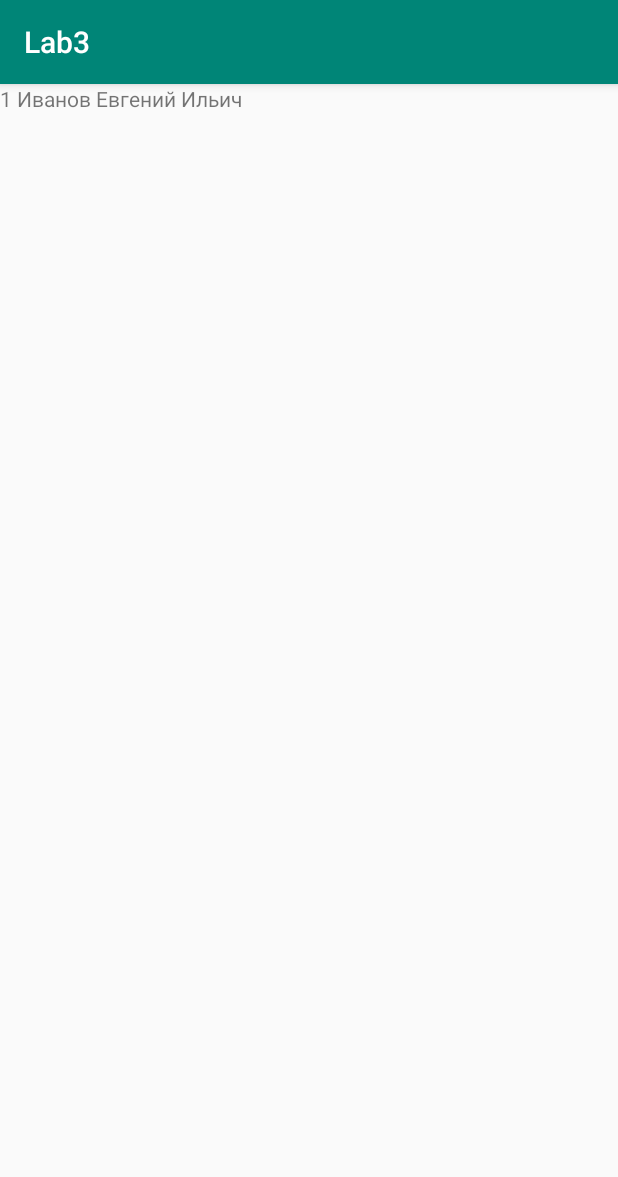
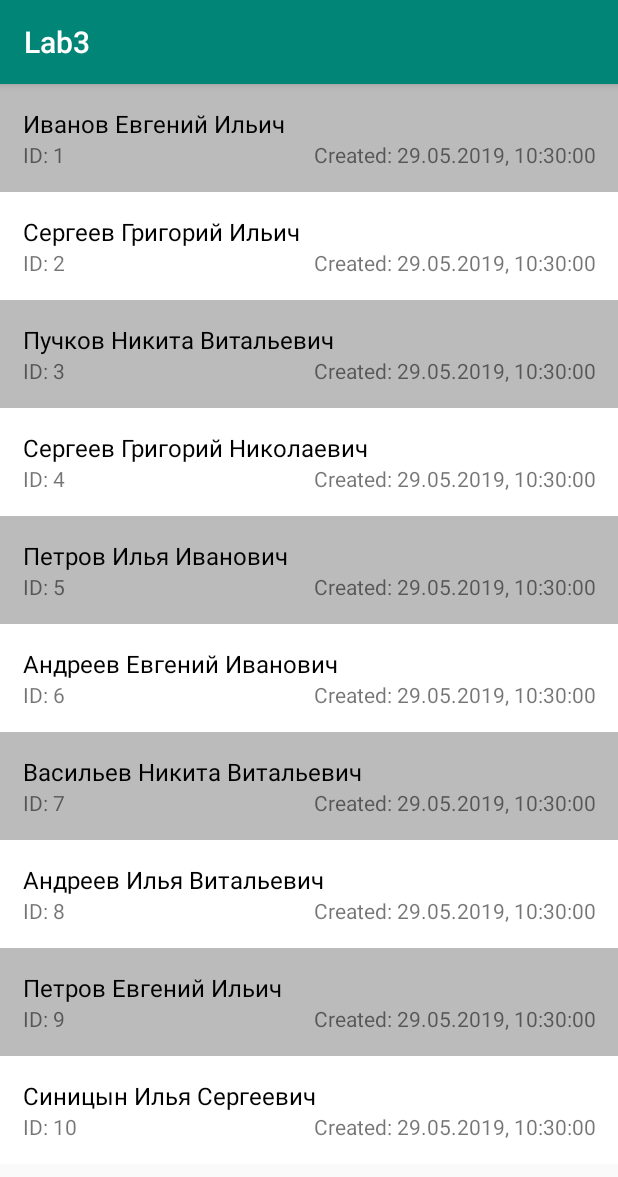
Before and after one commit to DmitryKochetkov/4Term_DevApps, an Android app: the DataActivity screen opened directly, with no data from a screen before it, on a phone screen of 412 x 824 dp. Shown: the top 1177 px of the screen. Run offline under Robolectric (Android 15) with nearby library versions, the phone set to English and light mode, and no system bars.

Commit message:
Lab 3: recycler works

```diff
--- a/Lab3/app/src/main/java/com/dimedrol/lab3/DBHelper.java
+++ b/Lab3/app/src/main/java/com/dimedrol/lab3/DBHelper.java
@@ -64,4 +64,6 @@ public class DBHelper extends SQLiteOpenHelper {
 
         return res;
     }
+
+
 }
--- a/Lab3/app/src/main/java/com/dimedrol/lab3/DataActivity.java
+++ b/Lab3/app/src/main/java/com/dimedrol/lab3/DataActivity.java
@@ -14,8 +14,8 @@ public class DataActivity extends AppCompatActivity {
 
         DBHelper dbHelper = new DBHelper(this);
 
-        //RecyclerView rw = findViewById(R.id.list);
-        TextView rw = findViewById(R.id.list);
-        rw.setText(dbHelper.getStudents().get(0).id + " " + dbHelper.getStudents().get(0).fio);
+        RecyclerView rw = (RecyclerView) findViewById(R.id.list);
+        StudentAdapter adapter = new StudentAdapter(dbHelper.getStudents(), this);
+        rw.setAdapter(adapter);
     }
 }
--- a/Lab3/app/src/main/java/com/dimedrol/lab3/MainActivity.java
+++ b/Lab3/app/src/main/java/com/dimedrol/lab3/MainActivity.java
@@ -20,6 +20,7 @@ public class MainActivity extends AppCompatActivity {
     protected void onCreate(Bundle savedInstanceState) {
         super.onCreate(savedInstanceState);
         setContentView(R.layout.activity_main);
+
 
         for (int i = 0; i < 10; i++)
         {
--- /dev/null
+++ b/Lab3/app/src/main/java/com/dimedrol/lab3/StudentAdapter.java
@@ -0,0 +1,61 @@
+package com.dimedrol.lab3;
+
+import android.content.Context;
+import android.support.annotation.NonNull;
+import android.support.v7.widget.RecyclerView;
+import android.view.LayoutInflater;
+import android.view.View;
+import android.view.ViewGroup;
+import android.widget.TextView;
+
+import java.util.ArrayList;
+
+public class StudentAdapter extends RecyclerView.Adapter<StudentAdapter.ViewHolder> {
+
+    private LayoutInflater inflater;
+    private ArrayList<Student> list;
+
+    public StudentAdapter(ArrayList<Student> list, Context context) {
+        this.list = list;
+        this.inflater = LayoutInflater.from(context);
+    }
+
+    @NonNull
+    @Override
+    public ViewHolder onCreateViewHolder(@NonNull ViewGroup viewGroup, int i) {
+        View v = inflater.inflate(R.layout.list_item, viewGroup, false);
+        return new ViewHolder(v);
+    }
+
+    @Override
+    public void onBindViewHolder(@NonNull ViewHolder viewHolder, int i) {
+        Student student = list.get(i);
+        viewHolder.idTextView.setText("ID: " + student.id);
+        viewHolder.fioTextView.setText(student.fio);
+        viewHolder.dateTextView.setText("Created: " + student.date);
+        if (i % 2 == 0)
+            viewHolder.itemView.setBackgroundResource(R.color.grey);
+        else viewHolder.itemView.setBackgroundResource(R.color.white);
+    }
+
+    @Override
+    public int getItemCount() {
+        return list.size();
+    }
+
+    public static class ViewHolder extends RecyclerView.ViewHolder {
+
+        private final TextView idTextView;
+        private final TextView fioTextView;
+        private final TextView dateTextView;
+
+        public ViewHolder(@NonNull View itemView) {
+            super(itemView);
+            idTextView = itemView.findViewById(R.id.field_id);
+            fioTextView = itemView.findViewById(R.id.field_fio);
+            dateTextView = itemView.findViewById(R.id.field_date);
+        }
+
+    }
+
+}
--- a/Lab3/app/src/main/res/layout/activity_data.xml
+++ b/Lab3/app/src/main/res/layout/activity_data.xml
@@ -1,20 +1,16 @@
 <?xml version="1.0" encoding="utf-8"?>
-<android.support.constraint.ConstraintLayout xmlns:android="http://schemas.android.com/apk/res/android"
+<LinearLayout xmlns:android="http://schemas.android.com/apk/res/android"
     xmlns:app="http://schemas.android.com/apk/res-auto"
     xmlns:tools="http://schemas.android.com/tools"
+    android:orientation="vertical"
     android:layout_width="match_parent"
     android:layout_height="match_parent"
     tools:context=".DataActivity">
 
-    <!--<android.support.v7.widget.RecyclerView
+    <android.support.v7.widget.RecyclerView
         android:layout_width="match_parent"
         android:layout_height="wrap_content"
-        android:id="@+id/list"></android.support.v7.widget.RecyclerView>-->
+        app:layoutManager="android.support.v7.widget.LinearLayoutManager"
+        android:id="@+id/list"></android.support.v7.widget.RecyclerView>
 
-    <TextView
-        android:layout_width="wrap_content"
-        android:layout_height="wrap_content"
-        android:id="@+id/list"
-        />
-
-</android.support.constraint.ConstraintLayout>
+</LinearLayout>
--- a/Lab3/app/src/main/res/layout/list_item.xml
+++ b/Lab3/app/src/main/res/layout/list_item.xml
@@ -1,7 +1,7 @@
 <?xml version="1.0" encoding="utf-8"?>
 <LinearLayout
     xmlns:android="http://schemas.android.com/apk/res/android" android:layout_width="match_parent"
-    android:layout_height="match_parent"
+    android:layout_height="wrap_content"
     android:orientation="vertical"
     android:padding="15dp">
 
@@ -29,9 +29,10 @@
         <TextView
             android:layout_width="match_parent"
             android:layout_height="wrap_content"
+            android:gravity="right"
             android:textSize="14sp"
             android:id="@+id/field_date"
-            android:text="Added: "/>
+            android:text="Created: "/>
 
     </LinearLayout>
 
--- a/Lab3/app/src/main/res/values/colors.xml
+++ b/Lab3/app/src/main/res/values/colors.xml
@@ -4,4 +4,6 @@
     <color name="colorPrimaryDark">#00574B</color>
     <color name="colorAccent">#D81B60</color>
     <color name="black">#000</color>
+    <color name="white">#FFF</color>
+    <color name="grey">#BBB</color>
 </resources>
```
